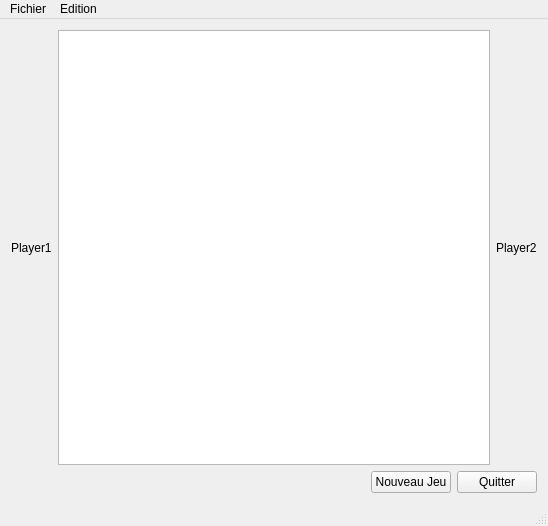
Before: the Qt Designer form preprojet/CV/Gauffre/GameWindow.ui in paboccard/Projet_Prog_Jeu, drawn with Qt 5.
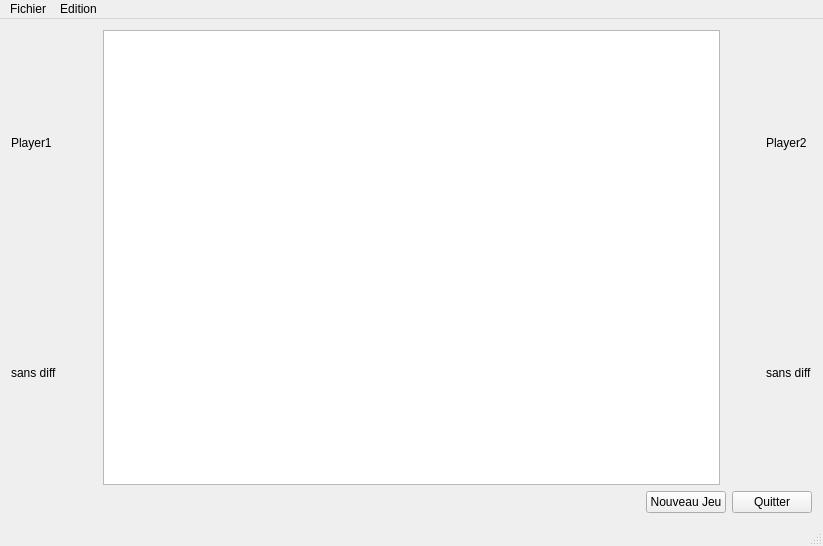
After: the same form once the commit is applied.

Commit message: ajout fonction difficulté en string

What changed in the file:
```diff
--- a/preprojet/CV/Gauffre/GameWindow.ui
+++ b/preprojet/CV/Gauffre/GameWindow.ui
@@ -6,8 +6,8 @@
    <rect>
     <x>0</x>
     <y>0</y>
-    <width>548</width>
-    <height>526</height>
+    <width>823</width>
+    <height>546</height>
    </rect>
   </property>
   <property name="windowTitle">
@@ -18,6 +18,8 @@
     <item>
      <layout class="QHBoxLayout" name="horizontalLayout_2">
       <item>
+       <layout class="QVBoxLayout" name="verticalLayout_2">
+        <item>
        <widget class="QLabel" name="playerLabel1">
         <property name="text">
          <string>Player1</string>
@@ -25,15 +27,67 @@
        </widget>
       </item>
       <item>
+         <widget class="QLabel" name="diffLabel1">
+          <property name="text">
+           <string>sans diff</string>
+          </property>
+         </widget>
+        </item>
+       </layout>
+      </item>
+      <item>
+       <spacer name="horizontalSpacer_2">
+        <property name="orientation">
+         <enum>Qt::Horizontal</enum>
+        </property>
+        <property name="sizeType">
+         <enum>QSizePolicy::Minimum</enum>
+        </property>
+        <property name="sizeHint" stdset="0">
+         <size>
+          <width>40</width>
+          <height>20</height>
+         </size>
+        </property>
+       </spacer>
+      </item>
+      <item>
        <widget class="QGraphicsView" name="graphicsView"/>
       </item>
       <item>
+       <spacer name="horizontalSpacer_3">
+        <property name="orientation">
+         <enum>Qt::Horizontal</enum>
+        </property>
+        <property name="sizeType">
+         <enum>QSizePolicy::Minimum</enum>
+        </property>
+        <property name="sizeHint" stdset="0">
+         <size>
+          <width>40</width>
+          <height>20</height>
+         </size>
+        </property>
+       </spacer>
+      </item>
+      <item>
+       <layout class="QVBoxLayout" name="verticalLayout_3">
+        <item>
        <widget class="QLabel" name="playerLabel2">
         <property name="text">
          <string>Player2</string>
         </property>
        </widget>
       </item>
+        <item>
+         <widget class="QLabel" name="diffLabel2">
+          <property name="text">
+           <string>sans diff</string>
+          </property>
+         </widget>
+        </item>
+       </layout>
+      </item>
      </layout>
     </item>
     <item>
@@ -89,7 +143,7 @@
     <rect>
      <x>0</x>
      <y>0</y>
-     <width>548</width>
+     <width>823</width>
      <height>20</height>
     </rect>
    </property>
```
Lines whose indentation alone changed are shown as unchanged. The commit also changes 2 other files.
